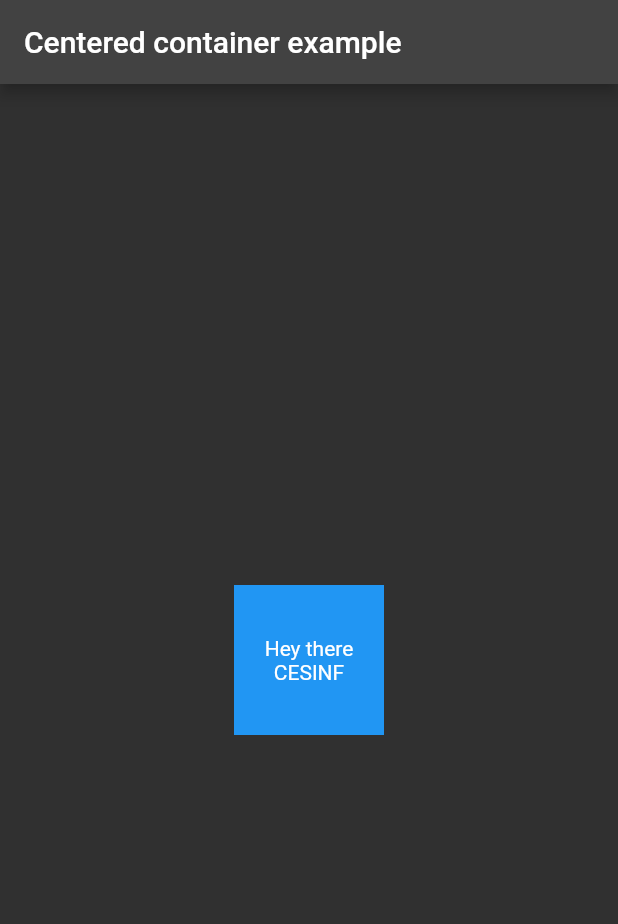
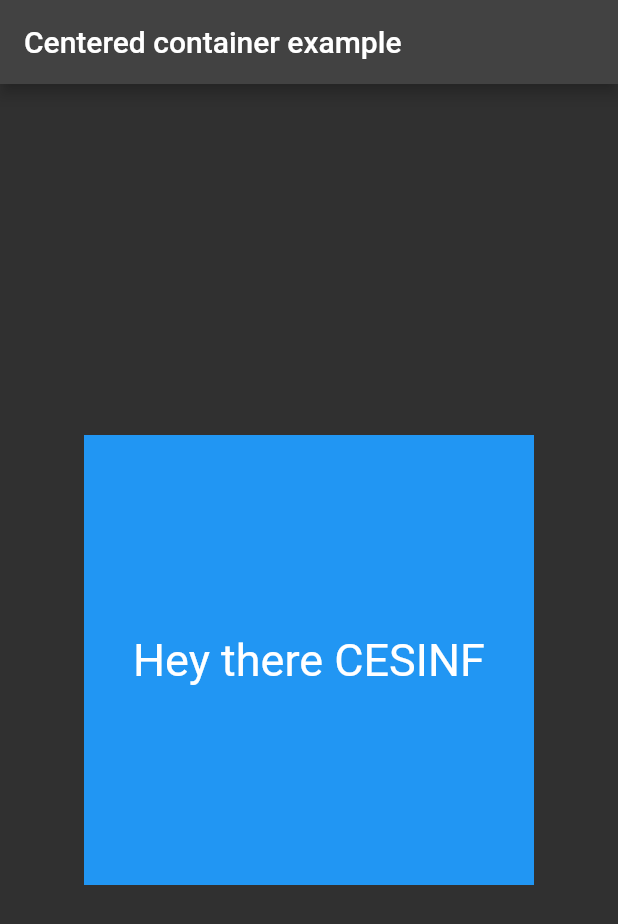
Before and after one commit to josnih21/cesinf-examples, a Flutter app: the screen it shows after launch, on a phone screen of 412 x 824 dp. Shown: the top 924 px of the screen. Run offline on Flutter 3.47's test engine with Material 2 defaults, Android fonts, the light colour scheme and no system bars.

Commit message:
:recycle: Modify UI

```diff
--- a/lib/main.dart
+++ b/lib/main.dart
@@ -17,21 +17,14 @@ class MyApp extends StatelessWidget {
       ),
       themeMode: ThemeMode.dark,
       darkTheme: ThemeData(brightness: Brightness.dark),
-      home: const MyHomePage(title: 'Flutter Demo Home Page'),
+      home: MyHomePage(),
     );
   }
 }
 
-class MyHomePage extends StatefulWidget {
-  const MyHomePage({Key? key, required this.title}) : super(key: key);
+class MyHomePage extends StatelessWidget {
+  const MyHomePage({Key? key}) : super(key: key);
 
-  final String title;
-
-  @override
-  State<MyHomePage> createState() => _MyHomePageState();
-}
-
-class _MyHomePageState extends State<MyHomePage> {
   @override
   Widget build(BuildContext context) {
     return Scaffold(
@@ -44,11 +37,12 @@ class _MyHomePageState extends State<MyHomePage> {
             child: Text(
               'Hey there CESINF',
               textAlign: TextAlign.center,
+              style: TextStyle(fontSize: 30),
             ),
           ),
           color: Colors.blue,
-          height: 100,
-          width: 100,
+          height: 300,
+          width: 300,
         ),
       ),
     );
--- a/pubspec.yaml
+++ b/pubspec.yaml
@@ -34,6 +34,7 @@ dependencies:
   # The following adds the Cupertino Icons font to your application.
   # Use with the CupertinoIcons class for iOS style icons.
   cupertino_icons: ^1.0.2
+  fluri: ^2.0.0
 
 dev_dependencies:
   flutter_test:
```
Also changed, not shown: pubspec.lock.
